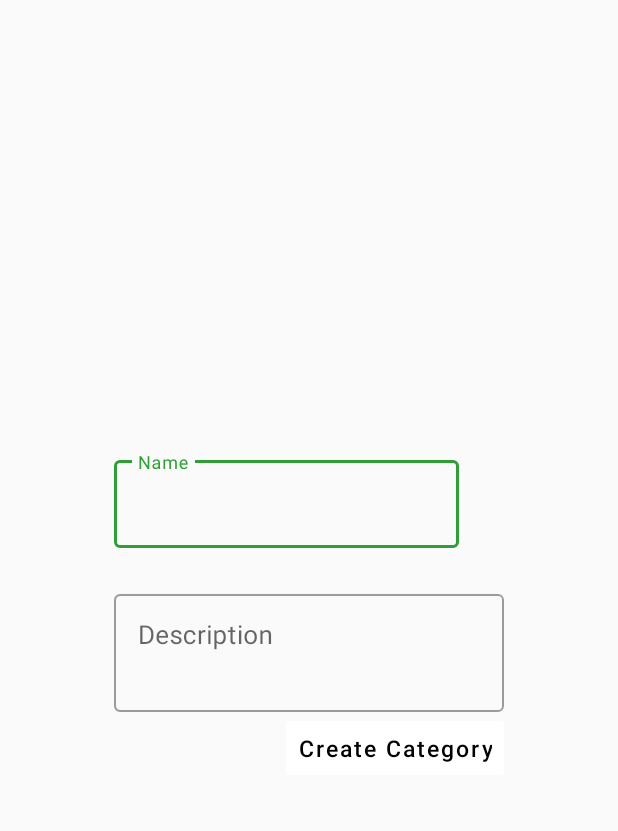
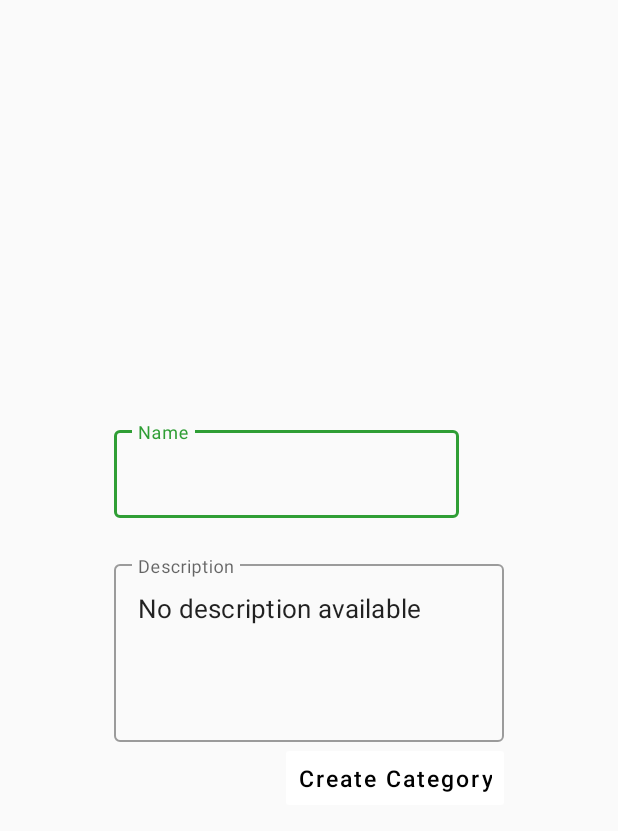
Before and after one commit to definitelyme/Nerdslot, an Android app: the layout fragment_create_category.xml on its own in the app's theme, with its tools: preview values and no code run, on a phone screen of 412 x 824 dp. Shown: the top 831 px of the screen. Run offline under Robolectric (Android 15) with nearby library versions, the phone set to English and light mode, and no system bars.

Commit message:
Optimize code

```diff
--- a/app/src/main/res/layout/fragment_create_category.xml
+++ b/app/src/main/res/layout/fragment_create_category.xml
@@ -48,8 +48,9 @@
                     android:hint="@string/category_description_string"
                     android:imeActionLabel="Create"
                     android:inputType="textMultiLine"
-                    android:lines="2"
+                    android:lines="4"
                     android:maxLines="20"
+                    android:text="@string/description_field_text"
                     android:scrollbars="vertical"
                     android:textColorHint="@android:color/darker_gray"
                     android:textSize="17sp" />
--- a/app/src/main/res/values/strings.xml
+++ b/app/src/main/res/values/strings.xml
@@ -64,5 +64,6 @@
     <string name="category_name_string">Name</string>
     <string name="category_description_string">Description</string>
     <string name="new_category_string">Create Category</string>
+    <string name="description_field_text">No description available</string>
 
 </resources>
```
